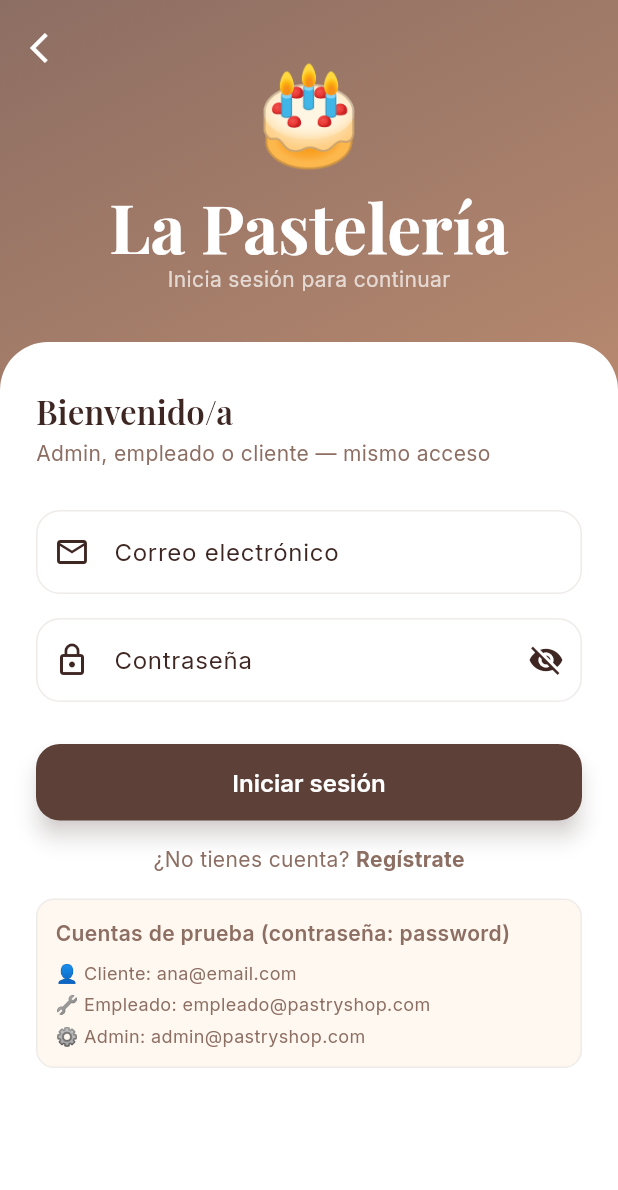
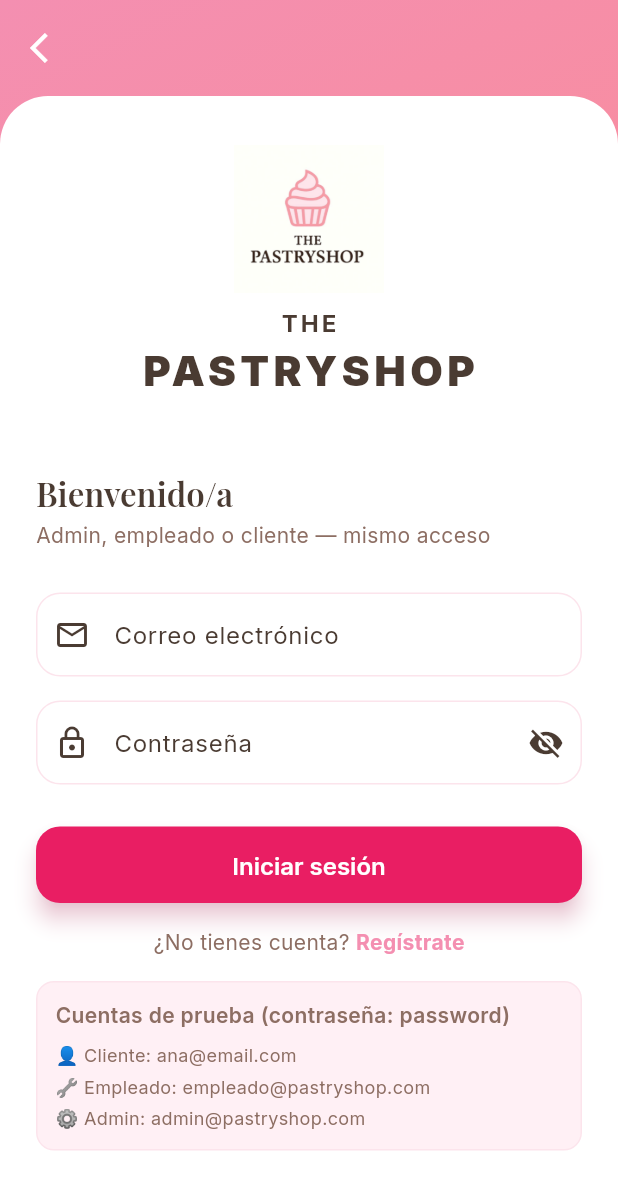
Before and after one commit to lugutierrezro/pastryshopAPP, a Flutter app: the LoginScreen screen opened by its route, on a phone screen of 412 x 824 dp. Shown: the top 1190 px of the screen. Run offline on Flutter 3.47's test engine with Material 3 defaults, Android fonts, the phone set to English and light mode, and no system bars; our stand-ins replace badges, cached_network_image, fl_chart, flutter_map, fluttertoast, go_router and 7 more; accounts and stored records are empty; network calls fail.

Commit message:
feat: implement app theme and authentication screens with responsive UI components

```diff
--- a/lib/core/theme/app_theme.dart
+++ b/lib/core/theme/app_theme.dart
@@ -5,33 +5,33 @@ import 'package:google_fonts/google_fonts.dart';
 //  App Theme  — Premium Glassmorphism Vibe
 // ============================================================
 class AppTheme {
-  // ---- Premium Color Palette ----
-  static const Color primary      = Color(0xFF8D6E63); // Brown / Coffee
-  static const Color primaryDark  = Color(0xFF5D4037);
-  static const Color primaryLight = Color(0xFFD7CCC8);
+  // ---- Premium Color Palette (Pastel Pink & White) ----
+  static const Color primary      = Color(0xFFF48FB1); // Pastel Pink
+  static const Color primaryDark  = Color(0xFFE91E63); // Darker Pink for contrast
+  static const Color primaryLight = Color(0xFFF8BBD0); // Light Pink
 
-  static const Color secondary    = Color(0xFFE2C4A2); // Caramel/Gold
-  static const Color accent       = Color(0xFFE8A87C); // Soft Peach
+  static const Color secondary    = Color(0xFFFFCDD2); // Very light pink
+  static const Color accent       = Color(0xFFFF8A80); // Accent pink
 
-  static const Color background   = Color(0xFFFDFBF7); // Warm off-white
-  static const Color surface      = Color(0xFFFFFFFF);
+  static const Color background   = Color(0xFFFFFFFF); // Pure White
+  static const Color surface      = Color(0xFFFFFFFF); // Pure White
   static const Color surfaceGlass = Color(0xB3FFFFFF); // 70% opacity for glass
 
-  static const Color onPrimary    = Color(0xFFFFFFFF);
-  static const Color onBackground = Color(0xFF3E2723); // Deep dark brown
-  static const Color textSecondary= Color(0xFF8D6E63);
+  static const Color onPrimary    = Color(0xFFFFFFFF); // White text on pink
+  static const Color onBackground = Color(0xFF4A3B32); // Dark brown text (matches logo)
+  static const Color textSecondary= Color(0xFF8D6E63); // Lighter brown
 
-  static const Color divider      = Color(0xFFEFEBE9); // Restored divider
-  static const Color cream        = Color(0xFFFFF8F0); // Restored
+  static const Color divider      = Color(0xFFFCE4EC); // Very faint pink divider
+  static const Color cream        = Color(0xFFFFF0F5); // Lavender blush
 
-  static const Color success      = Color(0xFF689F38);
-  static const Color warning      = Color(0xFFFF9800); // Restored
-  static const Color error        = Color(0xFFD32F2F);
-  static const Color info         = Color(0xFF2196F3); // Restored
+  static const Color success      = Color(0xFF81C784);
+  static const Color warning      = Color(0xFFFFB74D);
+  static const Color error        = Color(0xFFE57373);
+  static const Color info         = Color(0xFF64B5F6);
 
   // Admin & Employee colors
-  static const Color adminPrimary = Color(0xFF5D4037); // Matched with primaryDark
-  static const Color empPrimary   = Color(0xFF8D6E63); // Matched with primary
+  static const Color adminPrimary = Color(0xFF4A3B32); // Dark brown
+  static const Color empPrimary   = Color(0xFFF48FB1); // Pastel pink
 
   static ThemeData get lightTheme => ThemeData(
     useMaterial3: true,
--- a/lib/presentation/screens/auth/login_screen.dart
+++ b/lib/presentation/screens/auth/login_screen.dart
@@ -80,15 +80,8 @@ class _LoginScreenState extends State<LoginScreen> with SingleTickerProviderStat
               opacity: _fadeAnim,
               child: Column(
                 children: [
-                  const SizedBox(height: 32),
-                  // Logo area
-                  const Text('🎂', style: TextStyle(fontSize: 64)),
-                  Text('La Pastelería',
-                    style: Theme.of(context).textTheme.displayMedium?.copyWith(color: Colors.white)),
-                  Text('Inicia sesión para continuar',
-                    style: Theme.of(context).textTheme.bodyMedium?.copyWith(color: Colors.white70)),
-
-                  const SizedBox(height: 32),
+                  // Minimal header
+                  const SizedBox(height: 64),
 
                   // Card
                   Expanded(
@@ -104,6 +97,40 @@ class _LoginScreenState extends State<LoginScreen> with SingleTickerProviderStat
                           child: Column(
                             crossAxisAlignment: CrossAxisAlignment.stretch,
                             children: [
+                              // App Logo Placeholder
+                              Center(
+                                child: Column(
+                                  children: [
+                                    Image.asset(
+                                      'assets/images/logo.png',
+                                      width: 100,
+                                      height: 100,
+                                      errorBuilder: (ctx, err, stack) => const Icon(Icons.cake, size: 80, color: AppTheme.primary),
+                                    ),
+                                    const SizedBox(height: 8),
+                                    Text(
+                                      'THE',
+                                      style: TextStyle(
+                                        fontSize: 16,
+                                        fontWeight: FontWeight.bold,
+                                        letterSpacing: 2,
+                                        color: AppTheme.onBackground,
+                                      ),
+                                    ),
+                                    Text(
+                                      'PASTRYSHOP',
+                                      style: TextStyle(
+                                        fontSize: 28,
+                                        fontWeight: FontWeight.w900,
+                                        letterSpacing: 3,
+                                        color: AppTheme.onBackground,
+                                      ),
+                                    ),
+                                  ],
+                                ),
+                              ),
+                              const SizedBox(height: 48),
+
                               Text('Bienvenido/a', style: Theme.of(context).textTheme.headlineMedium),
                               const SizedBox(height: 4),
                               Text('Admin, empleado o cliente — mismo acceso',
--- a/lib/presentation/screens/auth/register_screen.dart
+++ b/lib/presentation/screens/auth/register_screen.dart
@@ -71,11 +71,10 @@ class _RegisterScreenState extends State<RegisterScreen> {
           SafeArea(
             child: Column(
               children: [
-                const SizedBox(height: 24),
-                const Text('🍰', style: TextStyle(fontSize: 48)),
+                const SizedBox(height: 32),
                 Text('Crear cuenta', style: Theme.of(context).textTheme.headlineLarge?.copyWith(color: Colors.white)),
-                Text('Únete a nuestra familia pastelera', style: Theme.of(context).textTheme.bodyMedium?.copyWith(color: Colors.white70)),
-                const SizedBox(height: 24),
+                Text('Únete a la familia', style: Theme.of(context).textTheme.bodyMedium?.copyWith(color: Colors.white70)),
+                const SizedBox(height: 32),
                 Expanded(
                   child: Container(
                     decoration: const BoxDecoration(
--- a/lib/presentation/screens/home/home_screen.dart
+++ b/lib/presentation/screens/home/home_screen.dart
@@ -66,7 +66,7 @@ class _HomeScreenState extends State<HomeScreen> {
         slivers: [
           // ---- Premium App Bar ----
           SliverAppBar(
-            expandedHeight: 140,
+            expandedHeight: 200,
             floating: true,
             pinned: true,
             elevation: 0,
@@ -88,6 +88,27 @@ class _HomeScreenState extends State<HomeScreen> {
                       child: Column(
                         crossAxisAlignment: CrossAxisAlignment.start,
                         children: [
+                          Row(
+                            children: [
+                              Image.asset(
+                                'assets/images/logo.png',
+                                width: 40,
+                                height: 40,
+                                errorBuilder: (ctx, err, stack) => const Icon(Icons.cake, color: AppTheme.primary, size: 28),
+                              ),
+                              const SizedBox(width: 8),
+                              Text(
+                                'THE PASTRYSHOP',
+                                style: TextStyle(
+                                  fontSize: 16,
+                                  fontWeight: FontWeight.w900,
+                                  letterSpacing: 1.5,
+                                  color: AppTheme.onBackground,
+                                ),
+                              ),
+                            ],
+                          ),
+                          const SizedBox(height: 16),
                           Text(
                             auth.isLoggedIn ? 'Bienvenido,' : 'Buenos días,',
                             style: Theme.of(context).textTheme.bodyLarge?.copyWith(color: AppTheme.textSecondary),
```
Also changed, not shown: assets/images/logo.png (added).
